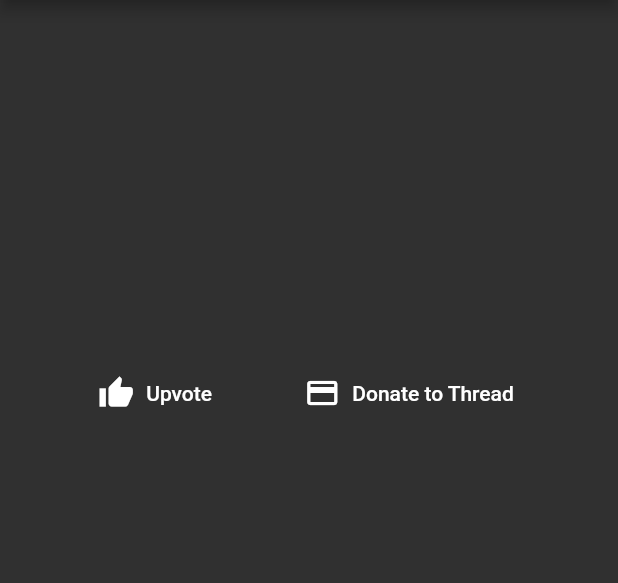
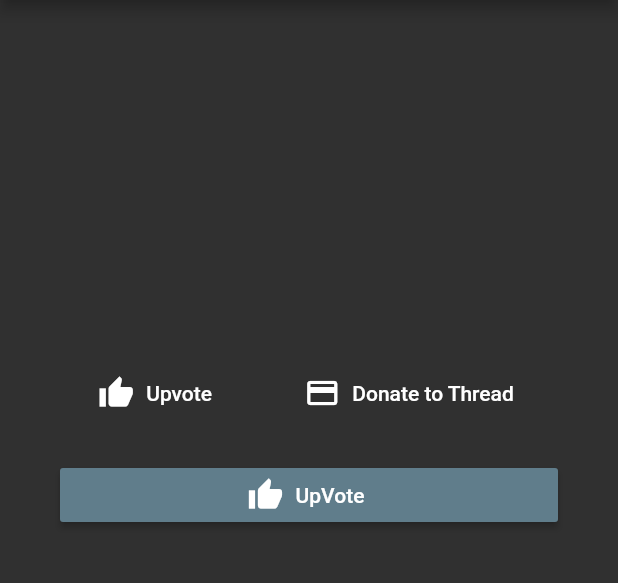
Before and after one commit to mundhrakeshav/Facts-Eureka-HackFS, a Flutter app: the DetailedThread screen opened directly with empty values, on a phone screen of 412 x 824 dp, the part 84-667 px from its top. Run offline on Flutter 3.47's test engine with Material 2 defaults, Android fonts, the light colour scheme and no system bars; our stand-ins replace auto_size_text, firebase_auth, flutter_image_compress, flutter_svg, google_fonts, google_sign_in and 2 more; missing offline and left inert: jdenticon_dart, loading_animations; accounts and stored records are empty; network calls fail.

Commit message:
Adds functionality to upvote

```diff
--- a/FrontEnd/facts/lib/Providers/homeScreenProvider.dart
+++ b/FrontEnd/facts/lib/Providers/homeScreenProvider.dart
@@ -35,6 +35,7 @@ class HomeScreenProvider extends ChangeNotifier {
       }
 
       Fact _fact = Fact(
+        upvotes: fact["upvotes"],
         body: fact["content"],
         publisher: fact["user"],
         threads: fact["threads"],
@@ -68,7 +69,7 @@ class Fact {
   String title;
   Uint8List image;
   String body;
-
+  int upvotes;
   int donations;
   List<dynamic> threads;
 
@@ -77,6 +78,7 @@ class Fact {
     @required this.title,
     @required this.body,
     this.image,
+    @required this.upvotes,
     @required this.threads,
     @required this.donations,
     @required this.postID,
@@ -91,6 +93,7 @@ class Thread {
   Uint8List image;
   String body;
   int donations;
+  int upvotes;
   List<dynamic> threads;
 
   Thread({
@@ -98,6 +101,7 @@ class Thread {
     @required this.title,
     @required this.body,
     this.image,
+    @required this.upvotes,
     @required this.threadID,
     @required this.threads,
     @required this.donations,
--- a/FrontEnd/facts/lib/Screens/AllThreads.dart
+++ b/FrontEnd/facts/lib/Screens/AllThreads.dart
@@ -36,6 +36,7 @@ class _AllThreadsState extends State<AllThreads> {
       }
 
       Thread _thread = Thread(
+        upvotes: thread["upvotes"],
         body: thread["content"],
         threadID: thread["threadId"],
         publisher: thread["user"],
--- a/FrontEnd/facts/lib/Screens/DetailedThread.dart
+++ b/FrontEnd/facts/lib/Screens/DetailedThread.dart
@@ -1,9 +1,14 @@
+import 'dart:convert';
+
 import 'package:auto_size_text/auto_size_text.dart';
 import 'package:facts/Providers/homeScreenProvider.dart';
 import 'package:facts/Screens/DonateBottomSheets.dart';
+import 'package:facts/Screens/ngrok.dart';
+import 'package:facts/Services/CurrentUser.dart';
 import 'package:flutter/material.dart';
+import 'package:http/http.dart' as http;
 
-class DetailedThread extends StatelessWidget {
+class DetailedThread extends StatefulWidget {
   final Thread thread;
   final int postID;
   DetailedThread({
@@ -11,6 +16,12 @@ class DetailedThread extends StatelessWidget {
     @required this.thread,
   });
 
+  @override
+  _DetailedThreadState createState() => _DetailedThreadState();
+}
+
+class _DetailedThreadState extends State<DetailedThread> {
+  bool _isLoading = false;
   @override
   Widget build(BuildContext context) {
     return Scaffold(
@@ -24,7 +35,11 @@ class DetailedThread extends StatelessWidget {
         ),
         centerTitle: true,
       ),
-      body: Builder(
+      body: _isLoading
+          ? Center(
+              child: CircularProgressIndicator(),
+            )
+          : Builder(
               builder: (context) => SingleChildScrollView(
                 child: Container(
                   padding: EdgeInsets.all(20),
@@ -32,17 +47,17 @@ class DetailedThread extends StatelessWidget {
                       child: Column(
                     children: [
                       AutoSizeText(
-                  thread.title,
+                        widget.thread.title,
                         style: TextStyle(fontSize: 30),
                       ),
                       Container(
                         margin: EdgeInsets.symmetric(vertical: 40),
-                  child: Image.memory(thread.image),
+                        child: Image.memory(widget.thread.image),
                       ),
                       Container(
                         margin: EdgeInsets.symmetric(vertical: 40),
                         child: AutoSizeText(
-                    thread.body,
+                          widget.thread.body,
                           minFontSize: 20,
                         ),
                       ),
@@ -61,10 +76,11 @@ class DetailedThread extends StatelessWidget {
                                         enableDrag: true,
                                         builder: (context) =>
                                             DonateToThreadBottomSheet(
-                                    threadID: thread.threadID,
-                                    postID: postID,
+                                          threadID: widget.thread.threadID,
+                                          postID: widget.postID,
                                         ),
-                                  onClosing: () => {Navigator.pop(context)},
+                                        onClosing: () =>
+                                            {Navigator.pop(context)},
                                       ));
                             },
                             icon: Icon(Icons.payment),
@@ -72,6 +88,32 @@ class DetailedThread extends StatelessWidget {
                           ),
                         ],
                       ),
+                      Container(
+                        margin: EdgeInsets.all(10),
+                        padding: EdgeInsets.all(10),
+                        width: double.infinity,
+                        child: RaisedButton.icon(
+                          color: Colors.blueGrey,
+                          splashColor: Colors.black87,
+                          onPressed: () async {
+                            setState(() {
+                              _isLoading = true;
+                            });
+                            http.Response response = await http.post(
+                              "$ngrokAddress/upvotethread/${widget.postID}/${widget.thread.threadID}/${CurrentUser.user.uid}",
+                            );
+
+                            var data = jsonDecode(response.body);
+
+                            print(data);
+                            setState(() {
+                              _isLoading = false;
+                            });
+                          },
+                          icon: Icon(Icons.thumb_up),
+                          label: Text("UpVote"),
+                        ),
+                      )
                     ],
                   )),
                 ),
```
Also changed, not shown: FrontEnd/facts/lib/Screens/DetailedPost.dart (+25 -0 lines), FrontEnd/facts/lib/Screens/PostListItem.dart (+6 -1 lines), FrontEnd/facts/lib/Screens/ThreadItem.dart (+7 -1 lines). Lines whose indentation alone changed are shown as unchanged.
